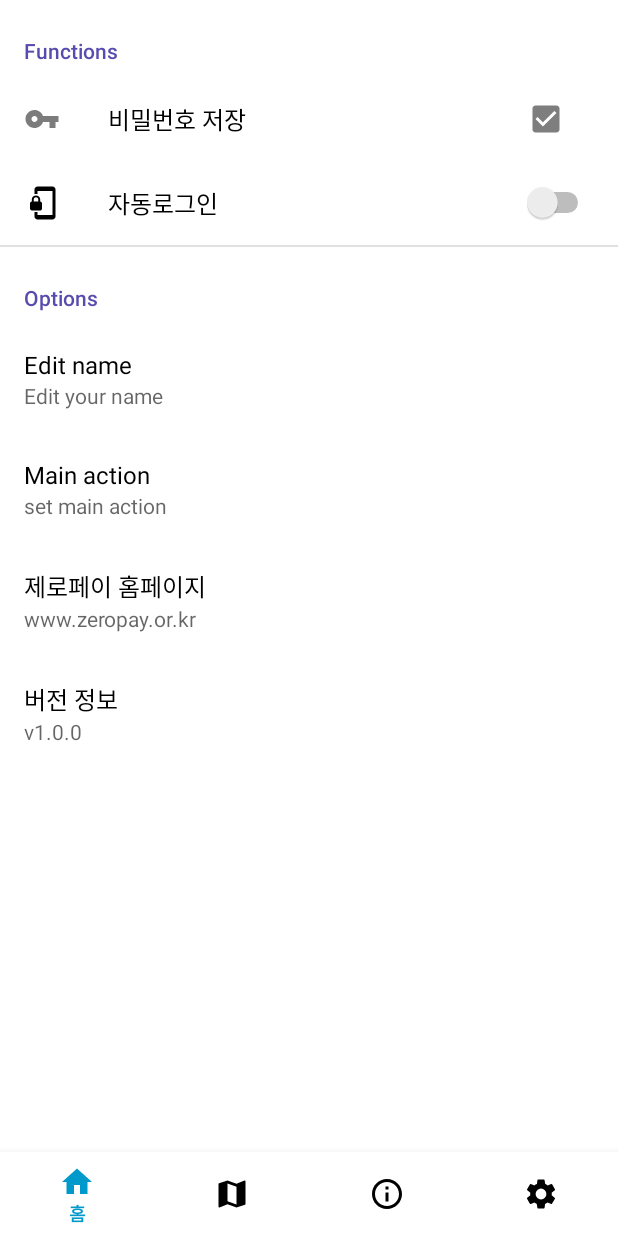
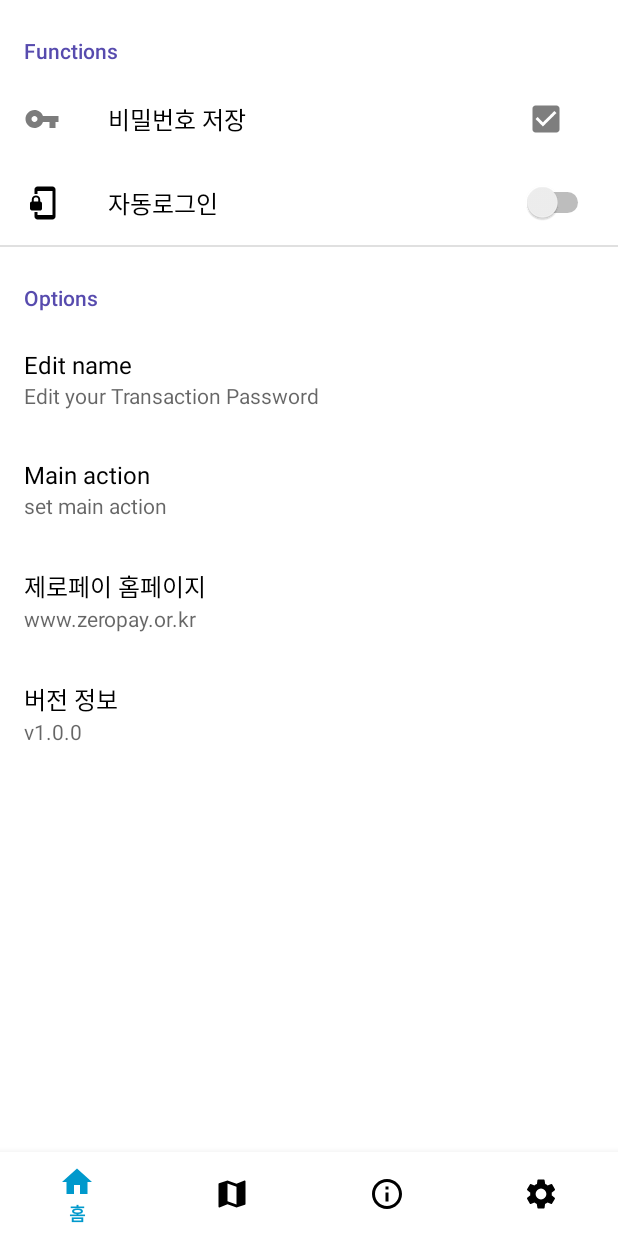
Before and after one commit to zeropay2019/ZeroPay_2019, an Android app: the fragment SettingFragment placed in its activity, on a phone screen of 412 x 824 dp. Run offline under Robolectric (Android 15) with nearby library versions, the phone set to English and light mode, and no system bars; our stand-ins replace androidx.preference.

Commit message:
fix : setting contents

```diff
--- a/src/client/app/src/main/res/xml/setting_preference.xml
+++ b/src/client/app/src/main/res/xml/setting_preference.xml
@@ -26,9 +26,9 @@
         app:iconSpaceReserved="false">
 
         <EditTextPreference
-            android:dialogTitle="Edit your name"
+            android:dialogTitle="결제비밀번호 재설정"
             android:key="key_edit_name"
-            android:summary="Edit your name"
+            android:summary="Edit your Transaction Password"
             android:title="Edit name"
             app:iconSpaceReserved="false" />
 
```
